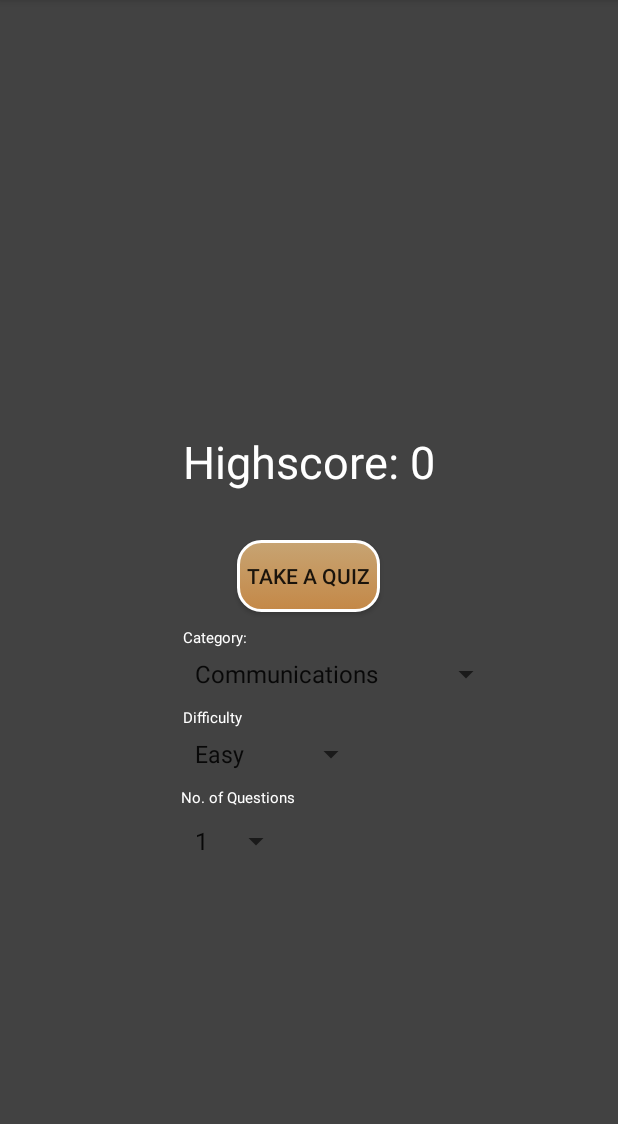
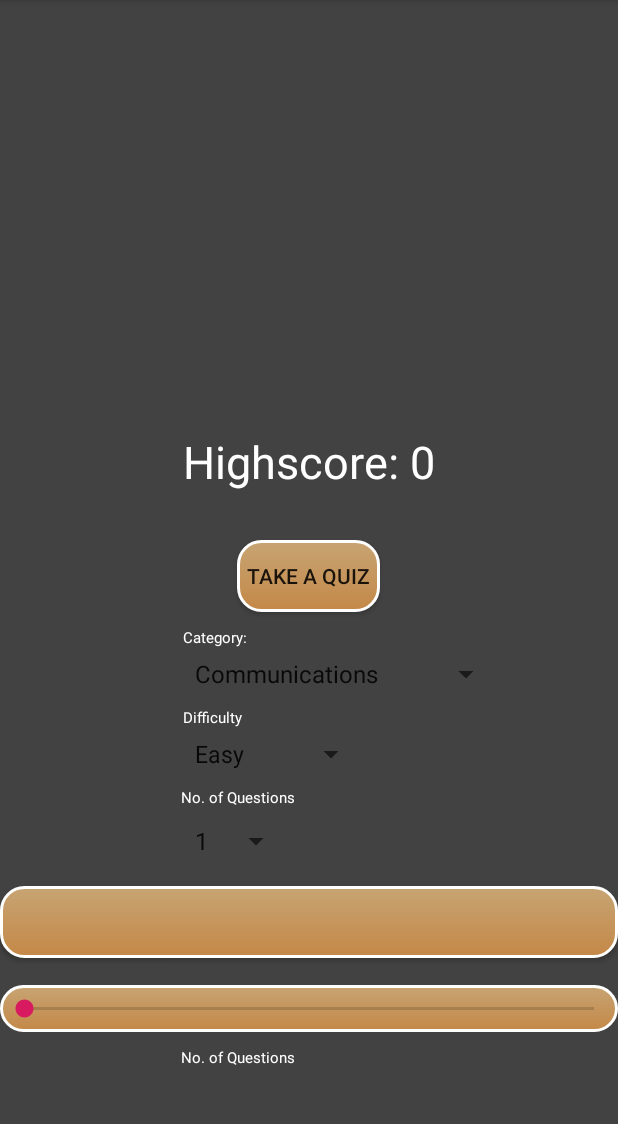
Before and after one commit to Team-CodeHouse/Electronics, an Android app: the MainActivity screen opened directly, with no data from a screen before it, on a phone screen of 412 x 824 dp, the part 84-1208 px from its top. Run offline under Robolectric (Android 15) with nearby library versions, the phone set to English and light mode, and no system bars.

```diff
--- a/app/src/main/java/com/example/electronics/MainActivity.java
+++ b/app/src/main/java/com/example/electronics/MainActivity.java
@@ -9,12 +9,17 @@ import android.os.Bundle;
 import android.view.View;
 import android.widget.ArrayAdapter;
 import android.widget.Button;
+import android.widget.SeekBar;
 import android.widget.TextView;
 import android.widget.Spinner;
 
 import java.util.List;
 
 public class MainActivity extends AppCompatActivity {
+
+    private static SeekBar seek_bar;
+    private static TextView seek_Text;
+
     private Button button;
     private static final int Request_Code_Quiz = 1;
 
@@ -49,6 +54,7 @@ public class MainActivity extends AppCompatActivity {
         spinnerDifficulty = findViewById(R.id.spinner_difficulty);
         spinnerNoOfQuestion = findViewById(R.id.spinner_no_of_questions);
 
+
         loadCategories();
         loadDifficultyLevels();
         loadHighscore();
@@ -60,6 +66,37 @@ public class MainActivity extends AppCompatActivity {
             @Override
             public void onClick(View view) {
                 openMainQuiz();
+            }
+        });
+
+
+        seek_bar =  findViewById(R.id.seekBar);
+        seek_Text = findViewById(R.id.seekText);
+
+        seek_bar.setOnSeekBarChangeListener(new SeekBar.OnSeekBarChangeListener() {
+            int progress = 0;
+
+            @Override
+            public void onProgressChanged(SeekBar seekBar, int progresValue, boolean fromUser) {
+                progress = progresValue;
+
+                seek_Text.setText(progress + "/" + seekBar.getMax());
+
+            }
+
+            @Override
+            public void onStartTrackingTouch(SeekBar seekBar) {
+                // Do something here, if you want to do anything at the start of
+                // touching the seekbar
+
+
+            }
+
+            @Override
+            public void onStopTrackingTouch(SeekBar seekBar) {
+                // Display the value in textview
+                seek_Text.setText(progress + "/" + seekBar.getMax());
+
             }
         });
 
@@ -151,4 +188,10 @@ public class MainActivity extends AppCompatActivity {
         spinnerNoOfQuestion.setAdapter(adapterNoOfQuestion);
 
     }
+
+
+
+
+
+
 }
--- a/app/src/main/res/layout/activity_main.xml
+++ b/app/src/main/res/layout/activity_main.xml
@@ -97,4 +97,38 @@
         android:layout_marginLeft="0dp"
         android:layout_marginTop="10dp" />
 
+    <Button
+        android:id="@+id/buttonDiffficulty"
+        android:layout_width="match_parent"
+        android:layout_height="wrap_content"
+        android:layout_below="@+id/spinner_no_of_questions"
+        android:background="@drawable/custom_button_gotoquiz"
+        android:layout_marginTop="18dp"
+        android:layout_centerHorizontal="true"
+        />
+
+    <SeekBar
+        android:id="@+id/seekBar"
+        android:layout_width="fill_parent"
+        android:layout_height="wrap_content"
+        android:layout_below="@+id/buttonDiffficulty"
+        android:layout_marginTop="18dp"
+        android:background="@drawable/custom_button_gotoquiz"
+        android:max="10"/>
+
+    <TextView
+        android:id="@+id/seekText"
+        android:layout_width="wrap_content"
+        android:layout_height="wrap_content"
+        android:layout_below="@+id/seekBar"
+        android:layout_alignStart="@+id/text_view_highscore"
+        android:layout_alignLeft="@+id/text_view_highscore"
+        android:layout_marginStart="-1dp"
+        android:layout_marginLeft="-1dp"
+        android:layout_marginTop="10dp"
+        android:text="No. of Questions"
+        android:textColor="@android:color/background_light"
+        android:textSize="10sp" />
+
+
 </RelativeLayout>
--- a/app/src/main/res/layout/activity_select_categories.xml
+++ b/app/src/main/res/layout/activity_select_categories.xml
@@ -6,9 +6,6 @@
     android:layout_height="match_parent"
     tools:context=".SelectCategories">
 
-
-
-
     <include layout="@layout/content_select_categories" />
 
 </androidx.coordinatorlayout.widget.CoordinatorLayout>
--- a/build.gradle
+++ b/build.gradle
@@ -7,7 +7,7 @@ buildscript {
 
     }
     dependencies {
-        classpath 'com.android.tools.build:gradle:3.5.0'
+        classpath 'com.android.tools.build:gradle:3.5.1'
 
         // NOTE: Do not place your application dependencies here; they belong
         // in the individual module build.gradle files
```
Also changed, not shown: app/src/main/AndroidManifest.xml (+8 -3 lines).
